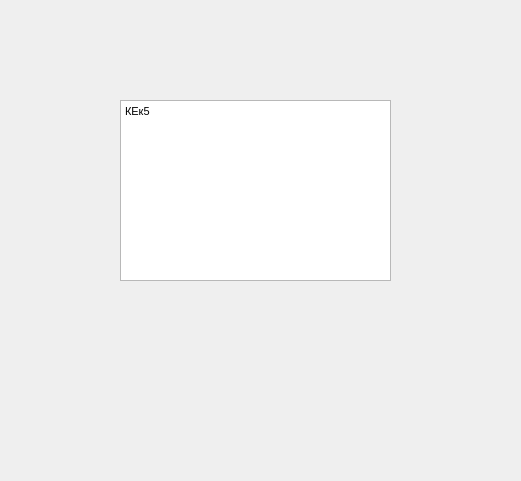
This is Kurse/fifth_sub_menu_widget.ui in Aleksandra06/Travel_guide as Qt 5 draws it before an edit. The edited form follows.
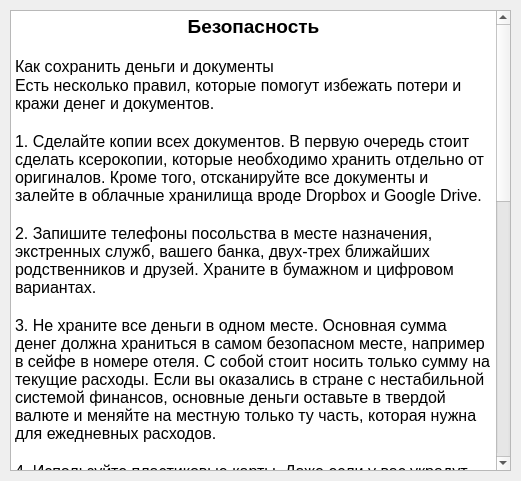
This is the edited form.

Commit message: Добавление информации в первом пункте меню, создание списочного интерфейса

Patch:
```diff
--- a/Kurse/fifth_sub_menu_widget.ui
+++ b/Kurse/fifth_sub_menu_widget.ui
@@ -13,13 +13,13 @@
   <property name="windowTitle">
    <string>Form</string>
   </property>
-  <widget class="QTextEdit" name="textEdit">
+  <widget class="QTextBrowser" name="textBrowser">
    <property name="geometry">
     <rect>
-     <x>120</x>
-     <y>100</y>
-     <width>271</width>
-     <height>181</height>
+     <x>10</x>
+     <y>10</y>
+     <width>501</width>
+     <height>461</height>
     </rect>
    </property>
    <property name="html">
@@ -27,8 +27,32 @@
 &lt;html&gt;&lt;head&gt;&lt;meta name=&quot;qrichtext&quot; content=&quot;1&quot; /&gt;&lt;style type=&quot;text/css&quot;&gt;
 p, li { white-space: pre-wrap; }
 &lt;/style&gt;&lt;/head&gt;&lt;body style=&quot; font-family:'MS Shell Dlg 2'; font-size:8.25pt; font-weight:400; font-style:normal;&quot;&gt;
-&lt;p style=&quot; margin-top:0px; margin-bottom:0px; margin-left:0px; margin-right:0px; -qt-block-indent:0; text-indent:0px;&quot;&gt;КЕк5&lt;/p&gt;
-&lt;p style=&quot;-qt-paragraph-type:empty; margin-top:0px; margin-bottom:0px; margin-left:0px; margin-right:0px; -qt-block-indent:0; text-indent:0px;&quot;&gt;&lt;br /&gt;&lt;/p&gt;&lt;/body&gt;&lt;/html&gt;</string>
+&lt;p align=&quot;center&quot; style=&quot; margin-top:0px; margin-bottom:0px; margin-left:0px; margin-right:0px; -qt-block-indent:0; text-indent:0px;&quot;&gt;&lt;span style=&quot; font-size:14pt; font-weight:600;&quot;&gt;Безопасность&lt;/span&gt;&lt;/p&gt;
+&lt;p style=&quot;-qt-paragraph-type:empty; margin-top:0px; margin-bottom:0px; margin-left:0px; margin-right:0px; -qt-block-indent:0; text-indent:0px; font-size:12pt;&quot;&gt;&lt;br /&gt;&lt;/p&gt;
+&lt;p style=&quot; margin-top:0px; margin-bottom:0px; margin-left:0px; margin-right:0px; -qt-block-indent:0; text-indent:0px;&quot;&gt;&lt;span style=&quot; font-size:12pt;&quot;&gt;Как сохранить деньги и документы&lt;/span&gt;&lt;/p&gt;
+&lt;p style=&quot; margin-top:0px; margin-bottom:0px; margin-left:0px; margin-right:0px; -qt-block-indent:0; text-indent:0px;&quot;&gt;&lt;span style=&quot; font-size:12pt;&quot;&gt;Есть несколько правил, которые помогут избежать потери и кражи денег и документов.&lt;/span&gt;&lt;/p&gt;
+&lt;p style=&quot;-qt-paragraph-type:empty; margin-top:0px; margin-bottom:0px; margin-left:0px; margin-right:0px; -qt-block-indent:0; text-indent:0px; font-size:12pt;&quot;&gt;&lt;br /&gt;&lt;/p&gt;
+&lt;p style=&quot; margin-top:0px; margin-bottom:0px; margin-left:0px; margin-right:0px; -qt-block-indent:0; text-indent:0px;&quot;&gt;&lt;span style=&quot; font-size:12pt;&quot;&gt;1. Сделайте копии всех документов. В первую очередь стоит сделать ксерокопии, которые необходимо хранить отдельно от оригиналов. Кроме того, отсканируйте все документы и залейте в облачные хранилища вроде Dropbox и Google Drive.&lt;/span&gt;&lt;/p&gt;
+&lt;p style=&quot;-qt-paragraph-type:empty; margin-top:0px; margin-bottom:0px; margin-left:0px; margin-right:0px; -qt-block-indent:0; text-indent:0px; font-size:12pt;&quot;&gt;&lt;br /&gt;&lt;/p&gt;
+&lt;p style=&quot; margin-top:0px; margin-bottom:0px; margin-left:0px; margin-right:0px; -qt-block-indent:0; text-indent:0px;&quot;&gt;&lt;span style=&quot; font-size:12pt;&quot;&gt;2. Запишите телефоны посольства в месте назначения, экстренных служб, вашего банка, двух-трех ближайших родственников и друзей. Храните в бумажном и цифровом вариантах.&lt;/span&gt;&lt;/p&gt;
+&lt;p style=&quot;-qt-paragraph-type:empty; margin-top:0px; margin-bottom:0px; margin-left:0px; margin-right:0px; -qt-block-indent:0; text-indent:0px; font-size:12pt;&quot;&gt;&lt;br /&gt;&lt;/p&gt;
+&lt;p style=&quot; margin-top:0px; margin-bottom:0px; margin-left:0px; margin-right:0px; -qt-block-indent:0; text-indent:0px;&quot;&gt;&lt;span style=&quot; font-size:12pt;&quot;&gt;3. Не храните все деньги в одном месте. Основная сумма денег должна храниться в самом безопасном месте, например в сейфе в номере отеля. С собой стоит носить только сумму на текущие расходы. Если вы оказались в стране с нестабильной системой финансов, основные деньги оставьте в твердой валюте и меняйте на местную только ту часть, которая нужна для ежедневных расходов.&lt;/span&gt;&lt;/p&gt;
+&lt;p style=&quot;-qt-paragraph-type:empty; margin-top:0px; margin-bottom:0px; margin-left:0px; margin-right:0px; -qt-block-indent:0; text-indent:0px; font-size:12pt;&quot;&gt;&lt;br /&gt;&lt;/p&gt;
+&lt;p style=&quot; margin-top:0px; margin-bottom:0px; margin-left:0px; margin-right:0px; -qt-block-indent:0; text-indent:0px;&quot;&gt;&lt;span style=&quot; font-size:12pt;&quot;&gt;4. Используйте пластиковые карты. Даже если у вас украдут карту, вы всегда можете быстро ее заблокировать и восстановить. Но при снятии денег стоит соблюдать правила безопасности: не снимать деньги в безлюдных местах, не сообщать свой пин-код, включить SMS-уведомления об операциях.&lt;/span&gt;&lt;/p&gt;
+&lt;p style=&quot;-qt-paragraph-type:empty; margin-top:0px; margin-bottom:0px; margin-left:0px; margin-right:0px; -qt-block-indent:0; text-indent:0px; font-size:12pt;&quot;&gt;&lt;br /&gt;&lt;/p&gt;
+&lt;p style=&quot; margin-top:0px; margin-bottom:0px; margin-left:0px; margin-right:0px; -qt-block-indent:0; text-indent:0px;&quot;&gt;&lt;span style=&quot; font-size:12pt;&quot;&gt;5. Соблюдайте правила безопасности. Наличные и карты лучше хранить во внутренних карманах и нательных сумках. Несмотря на расслабляющую атмосферу, не стоит всецело доверять новым знакомым, особенно если они навязчивы.&lt;/span&gt;&lt;/p&gt;
+&lt;p style=&quot;-qt-paragraph-type:empty; margin-top:0px; margin-bottom:0px; margin-left:0px; margin-right:0px; -qt-block-indent:0; text-indent:0px; font-size:12pt;&quot;&gt;&lt;br /&gt;&lt;/p&gt;
+&lt;p style=&quot; margin-top:0px; margin-bottom:0px; margin-left:0px; margin-right:0px; -qt-block-indent:0; text-indent:0px;&quot;&gt;&lt;span style=&quot; font-size:12pt;&quot;&gt;6. Если вы путешествуете с дорогой камерой, лучше всего сделать ее «потертой». Состарить свое оборудование можно с помощью скотча и пластыря — на такой «неисправный» аппарат позарится меньше воров. Кроме того, лучше взять потертый старый чехол для камеры и объективов.&lt;/span&gt;&lt;/p&gt;
+&lt;p style=&quot;-qt-paragraph-type:empty; margin-top:0px; margin-bottom:0px; margin-left:0px; margin-right:0px; -qt-block-indent:0; text-indent:0px; font-size:12pt;&quot;&gt;&lt;br /&gt;&lt;/p&gt;
+&lt;p style=&quot; margin-top:0px; margin-bottom:0px; margin-left:0px; margin-right:0px; -qt-block-indent:0; text-indent:0px;&quot;&gt;&lt;span style=&quot; font-size:12pt;&quot;&gt;Что делать, если у вас украли деньги и документы&lt;/span&gt;&lt;/p&gt;
+&lt;p style=&quot; margin-top:0px; margin-bottom:0px; margin-left:0px; margin-right:0px; -qt-block-indent:0; text-indent:0px;&quot;&gt;&lt;span style=&quot; font-size:12pt;&quot;&gt;1. Сразу же обратитесь в консульство, там вам дадут консультации о дальнейших действиях — стоит ли обращаться в полицию и госорганы.&lt;/span&gt;&lt;/p&gt;
+&lt;p style=&quot;-qt-paragraph-type:empty; margin-top:0px; margin-bottom:0px; margin-left:0px; margin-right:0px; -qt-block-indent:0; text-indent:0px; font-size:12pt;&quot;&gt;&lt;br /&gt;&lt;/p&gt;
+&lt;p style=&quot; margin-top:0px; margin-bottom:0px; margin-left:0px; margin-right:0px; -qt-block-indent:0; text-indent:0px;&quot;&gt;&lt;span style=&quot; font-size:12pt;&quot;&gt;2. Сканы документов пригодятся для подтверждения личности, нахождения за границей и последующего выезда.&lt;/span&gt;&lt;/p&gt;
+&lt;p style=&quot;-qt-paragraph-type:empty; margin-top:0px; margin-bottom:0px; margin-left:0px; margin-right:0px; -qt-block-indent:0; text-indent:0px; font-size:12pt;&quot;&gt;&lt;br /&gt;&lt;/p&gt;
+&lt;p style=&quot; margin-top:0px; margin-bottom:0px; margin-left:0px; margin-right:0px; -qt-block-indent:0; text-indent:0px;&quot;&gt;&lt;span style=&quot; font-size:12pt;&quot;&gt;3. Если украли деньги, обратитесь в дипломатическое представительство своей страны. Там вам помогут связаться с родственниками и перевести нужную сумму.&lt;/span&gt;&lt;/p&gt;
+&lt;p style=&quot;-qt-paragraph-type:empty; margin-top:0px; margin-bottom:0px; margin-left:0px; margin-right:0px; -qt-block-indent:0; text-indent:0px; font-size:12pt;&quot;&gt;&lt;br /&gt;&lt;/p&gt;
+&lt;p style=&quot; margin-top:0px; margin-bottom:0px; margin-left:0px; margin-right:0px; -qt-block-indent:0; text-indent:0px;&quot;&gt;&lt;span style=&quot; font-size:12pt;&quot;&gt;4. Если потеряна кредитная карта, как можно быстрее свяжитесь с банком и заблокируйте ее. Дальнейшие инструкции вы получите от сотрудника банка. Если ваш банк поддерживает срочный выпуск карт, вы сможете без проблем продолжить свой отдых.&lt;/span&gt;&lt;/p&gt;
+&lt;p style=&quot; margin-top:0px; margin-bottom:0px; margin-left:0px; margin-right:0px; -qt-block-indent:0; text-indent:0px;&quot;&gt;&lt;span style=&quot; font-size:12pt;&quot;&gt;Счастливого пути!&lt;/span&gt;&lt;/p&gt;&lt;/body&gt;&lt;/html&gt;</string>
    </property>
   </widget>
  </widget>
```
The commit also changes 7 other files.
